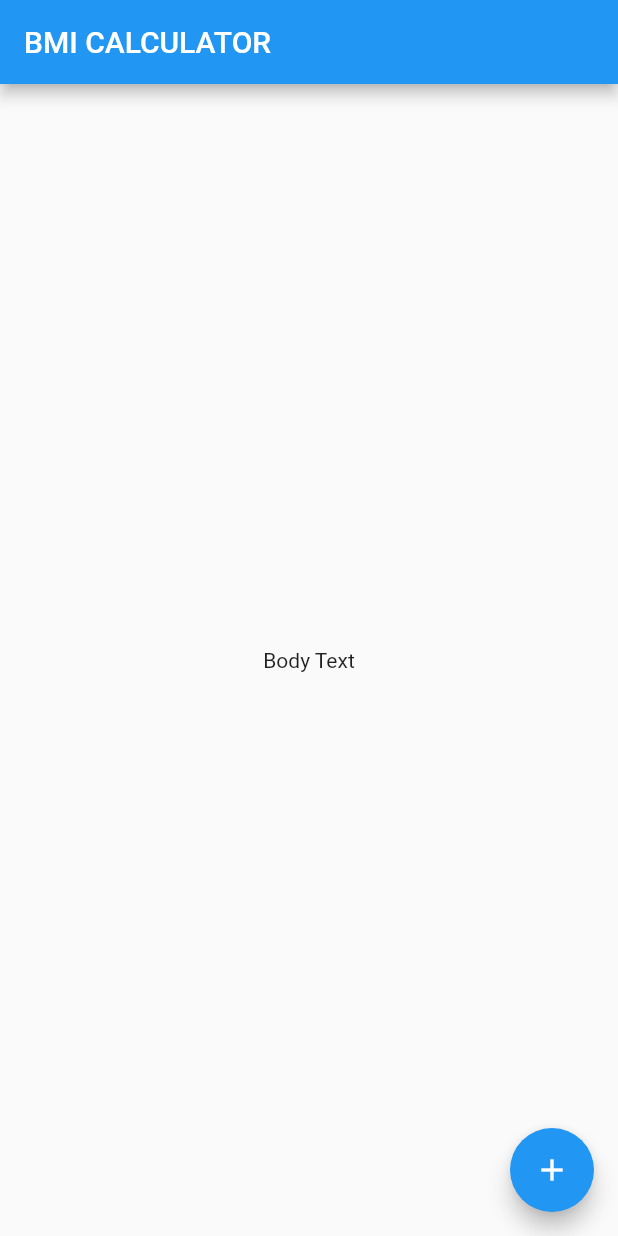
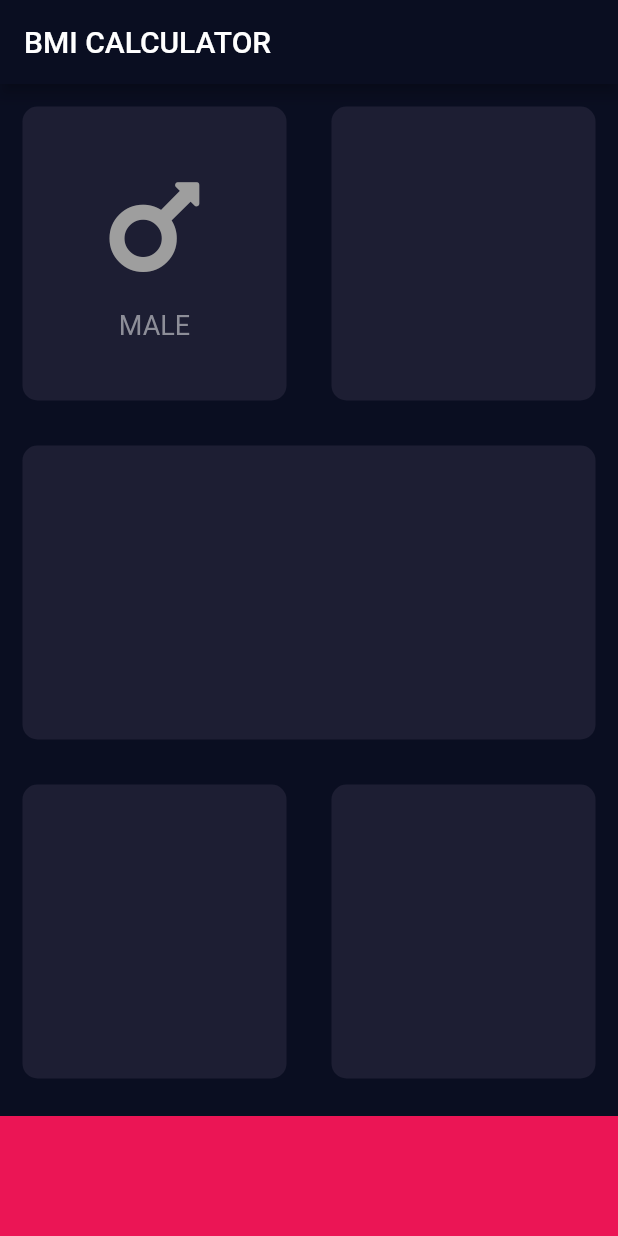
Before and after one commit to nonbeing/bmi-calculator-flutter, a Flutter app: the screen it shows after launch, on a phone screen of 412 x 824 dp. Run offline on Flutter 3.47's test engine with Material 2 defaults, Android fonts, the phone set to English and light mode, and no system bars; our stand-ins replace font_awesome_flutter.

Commit message:
105: constants, add bottom container

```diff
--- /dev/null
+++ b/lib/input_page.dart
@@ -0,0 +1,105 @@
+import 'package:flutter/material.dart';
+import 'package:font_awesome_flutter/font_awesome_flutter.dart';
+
+const bottomContainerHeight = 80.0;
+const activeCardColor = Color(0xFF1d1e33);
+const bottomContainerColor = Color(0xFFeb1555);
+
+class InputPage extends StatefulWidget {
+  @override
+  _InputPageState createState() => _InputPageState();
+}
+
+class _InputPageState extends State<InputPage> {
+  @override
+  Widget build(BuildContext context) {
+    return Scaffold(
+      appBar: AppBar(
+        title: Text('BMI CALCULATOR'),
+      ),
+      body: Column(
+        children: <Widget>[
+          Expanded(
+            child: Row(
+              children: <Widget>[
+                ReusableCard(
+                  cardColor: activeCardColor,
+                  cardChild: Column(
+                    mainAxisAlignment: MainAxisAlignment.center,
+                    children: <Widget>[
+                      Icon(
+                        FontAwesomeIcons.mars,
+                        size: 80.0,
+                        color: Colors.grey,
+                      ),
+                      SizedBox(
+                        height: 15.0,
+                      ),
+                      Text(
+                        'MALE',
+                        style: TextStyle(
+                          fontSize: 18.0,
+                          color: Color(0xFF8d8e98),
+                        ),
+                      ),
+                    ],
+                  ),
+                ),
+                ReusableCard(
+                  cardColor: activeCardColor,
+                ),
+              ],
+            ),
+          ),
+          Expanded(
+            child: Row(
+              children: <Widget>[
+                ReusableCard(
+                  cardColor: activeCardColor,
+                ),
+              ],
+            ),
+          ),
+          Expanded(
+            child: Row(
+              children: <Widget>[
+                ReusableCard(
+                  cardColor: activeCardColor,
+                ),
+                ReusableCard(
+                  cardColor: activeCardColor,
+                ),
+              ],
+            ),
+          ),
+          Container(
+              color: bottomContainerColor,
+              margin: EdgeInsets.only(top: 10.0),
+              width: double.infinity,
+              height: bottomContainerHeight),
+        ],
+      ),
+    );
+  }
+}
+
+class ReusableCard extends StatelessWidget {
+  final Color cardColor;
+  final Widget cardChild;
+
+  ReusableCard({@required this.cardColor, this.cardChild});
+
+  @override
+  Widget build(BuildContext context) {
+    return Expanded(
+      child: Container(
+        child: cardChild,
+        decoration: BoxDecoration(
+          borderRadius: BorderRadius.circular(10.0),
+          color: cardColor,
+        ),
+        margin: EdgeInsets.all(15.0),
+      ),
+    );
+  }
+}
--- a/lib/main.dart
+++ b/lib/main.dart
@@ -1,4 +1,5 @@
 import 'package:flutter/material.dart';
+import 'input_page.dart';
 
 void main() => runApp(BMICalculator());
 
@@ -6,29 +7,14 @@ class BMICalculator extends StatelessWidget {
   @override
   Widget build(BuildContext context) {
     return MaterialApp(
+      theme: ThemeData(
+        primaryColor: Color(0xff0a0e21),
+        accentColor: Colors.purple,
+        scaffoldBackgroundColor: Color(0xff0a0e21),
+        textTheme: TextTheme(body1: TextStyle(color: Colors.white)),
+      ),
+      debugShowCheckedModeBanner: false,
       home: InputPage(),
     );
   }
 }
-
-class InputPage extends StatefulWidget {
-  @override
-  _InputPageState createState() => _InputPageState();
-}
-
-class _InputPageState extends State<InputPage> {
-  @override
-  Widget build(BuildContext context) {
-    return Scaffold(
-      appBar: AppBar(
-        title: Text('BMI CALCULATOR'),
-      ),
-      body: Center(
-        child: Text('Body Text'),
-      ),
-      floatingActionButton: FloatingActionButton(
-        child: Icon(Icons.add),
-      ),
-    );
-  }
-}
--- a/pubspec.yaml
+++ b/pubspec.yaml
@@ -11,6 +11,7 @@ dependencies:
     sdk: flutter
 
   cupertino_icons: ^0.1.2
+  font_awesome_flutter: ^8.4.0
 
 dev_dependencies:
   flutter_test:
```
Also changed, not shown: 2 other files.
